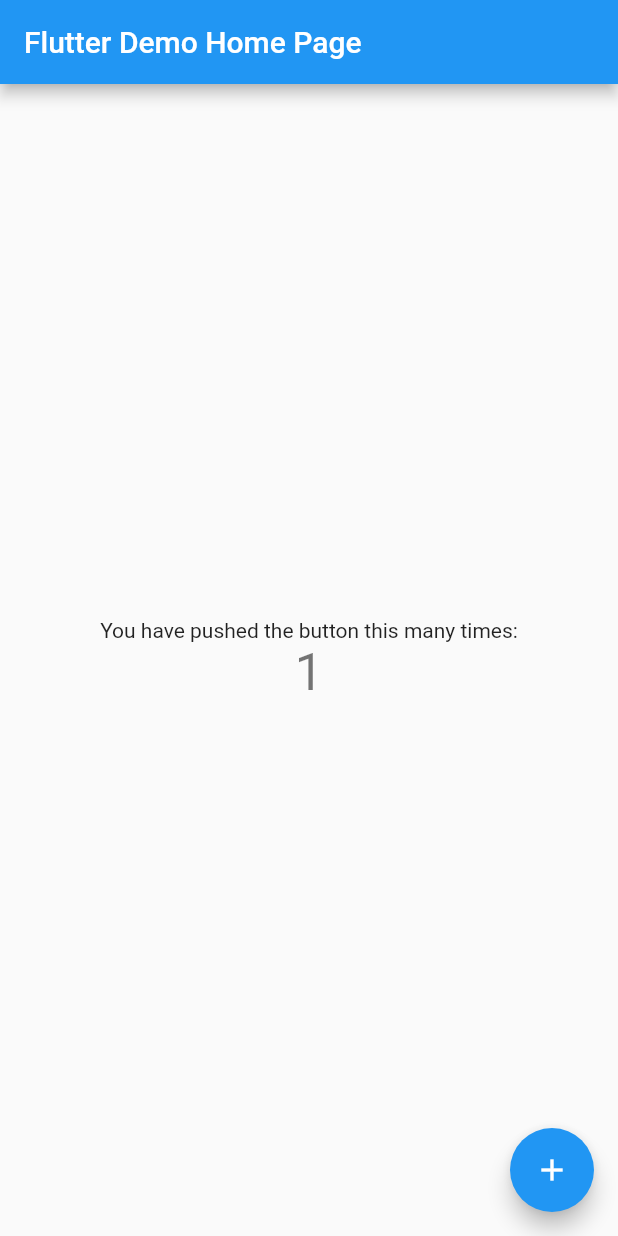
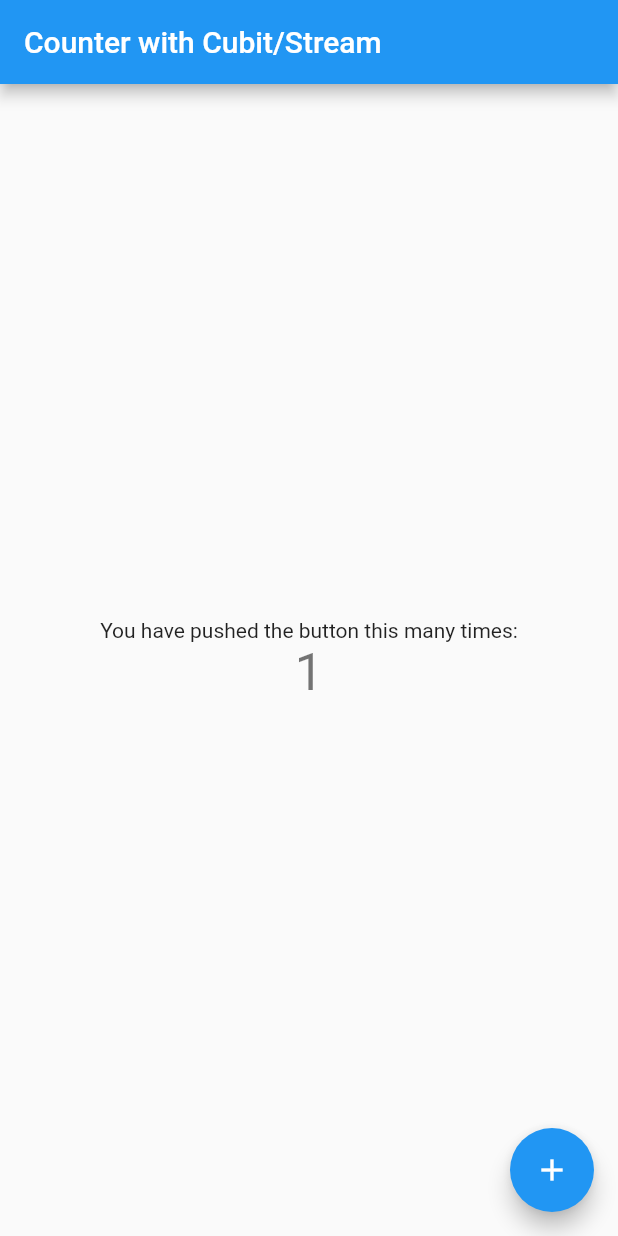
Before and after one commit to aaronkelton/counter_bloc, a Flutter app: the screen it shows after launch, after a tap on the "add" icon, on a phone screen of 412 x 824 dp. Run offline on Flutter 3.47's test engine with Material 2 defaults, Android fonts, the phone set to English and light mode, and no system bars; our stand-ins replace bloc.

Commit message:
counter cubit with streambuilder

```diff
--- a/lib/main.dart
+++ b/lib/main.dart
@@ -1,3 +1,4 @@
+import 'package:bloc/bloc.dart';
 import 'package:flutter/material.dart';
 
 void main() {
@@ -7,109 +8,60 @@ void main() {
 class MyApp extends StatelessWidget {
   const MyApp({super.key});
 
-  // This widget is the root of your application.
   @override
   Widget build(BuildContext context) {
     return MaterialApp(
-      title: 'Flutter Demo',
-      theme: ThemeData(
-        // This is the theme of your application.
-        //
-        // Try running your application with "flutter run". You'll see the
-        // application has a blue toolbar. Then, without quitting the app, try
-        // changing the primarySwatch below to Colors.green and then invoke
-        // "hot reload" (press "r" in the console where you ran "flutter run",
-        // or simply save your changes to "hot reload" in a Flutter IDE).
-        // Notice that the counter didn't reset back to zero; the application
-        // is not restarted.
-        primarySwatch: Colors.blue,
-      ),
-      home: const MyHomePage(title: 'Flutter Demo Home Page'),
+      title: 'Counter',
+      theme: ThemeData(primarySwatch: Colors.blue),
+      home: MyHomePage(title: 'Counter with Cubit/Stream'),
     );
   }
 }
 
-class MyHomePage extends StatefulWidget {
-  const MyHomePage({super.key, required this.title});
+class CounterCubit extends Cubit<int> {
+  CounterCubit(int initialCount) : super(initialCount);
 
-  // This widget is the home page of your application. It is stateful, meaning
-  // that it has a State object (defined below) that contains fields that affect
-  // how it looks.
+  void increment() => emit(state + 1);
+}
 
-  // This class is the configuration for the state. It holds the values (in this
-  // case the title) provided by the parent (in this case the App widget) and
-  // used by the build method of the State. Fields in a Widget subclass are
-  // always marked "final".
-
+class MyHomePage extends StatelessWidget {
   final String title;
 
-  @override
-  State<MyHomePage> createState() => _MyHomePageState();
-}
+  MyHomePage({super.key, required this.title});
 
-class _MyHomePageState extends State<MyHomePage> {
-  int _counter = 0;
-
-  void _incrementCounter() {
-    setState(() {
-      // This call to setState tells the Flutter framework that something has
-      // changed in this State, which causes it to rerun the build method below
-      // so that the display can reflect the updated values. If we changed
-      // _counter without calling setState(), then the build method would not be
-      // called again, and so nothing would appear to happen.
-      _counter++;
-    });
-  }
+  final CounterCubit _counter = CounterCubit(0);
 
   @override
   Widget build(BuildContext context) {
-    // This method is rerun every time setState is called, for instance as done
-    // by the _incrementCounter method above.
-    //
-    // The Flutter framework has been optimized to make rerunning build methods
-    // fast, so that you can just rebuild anything that needs updating rather
-    // than having to individually change instances of widgets.
     return Scaffold(
       appBar: AppBar(
-        // Here we take the value from the MyHomePage object that was created by
-        // the App.build method, and use it to set our appbar title.
-        title: Text(widget.title),
+        title: Text(title),
       ),
       body: Center(
-        // Center is a layout widget. It takes a single child and positions it
-        // in the middle of the parent.
         child: Column(
-          // Column is also a layout widget. It takes a list of children and
-          // arranges them vertically. By default, it sizes itself to fit its
-          // children horizontally, and tries to be as tall as its parent.
-          //
-          // Invoke "debug painting" (press "p" in the console, choose the
-          // "Toggle Debug Paint" action from the Flutter Inspector in Android
-          // Studio, or the "Toggle Debug Paint" command in Visual Studio Code)
-          // to see the wireframe for each widget.
-          //
-          // Column has various properties to control how it sizes itself and
-          // how it positions its children. Here we use mainAxisAlignment to
-          // center the children vertically; the main axis here is the vertical
-          // axis because Columns are vertical (the cross axis would be
-          // horizontal).
           mainAxisAlignment: MainAxisAlignment.center,
           children: <Widget>[
             const Text(
               'You have pushed the button this many times:',
             ),
-            Text(
-              '$_counter',
-              style: Theme.of(context).textTheme.headline4,
+            StreamBuilder<int>(
+              stream: _counter.stream,
+              initialData: _counter.state,
+              builder: (context, snapshot) {
+                return Text(
+                  '${snapshot.data}',
+                  style: Theme.of(context).textTheme.headline4,
+                );
+              }
             ),
           ],
         ),
       ),
       floatingActionButton: FloatingActionButton(
-        onPressed: _incrementCounter,
+        onPressed: () => _counter.increment(),
         tooltip: 'Increment',
         child: const Icon(Icons.add),
-      ), // This trailing comma makes auto-formatting nicer for build methods.
+      ),
     );
   }
 }
--- a/pubspec.yaml
+++ b/pubspec.yaml
@@ -36,6 +36,7 @@ dependencies:
   # The following adds the Cupertino Icons font to your application.
   # Use with the CupertinoIcons class for iOS style icons.
   cupertino_icons: ^1.0.2
+  bloc: ^8.1.2
 
 dev_dependencies:
   flutter_test:
```
Also changed, not shown: pubspec.lock.
